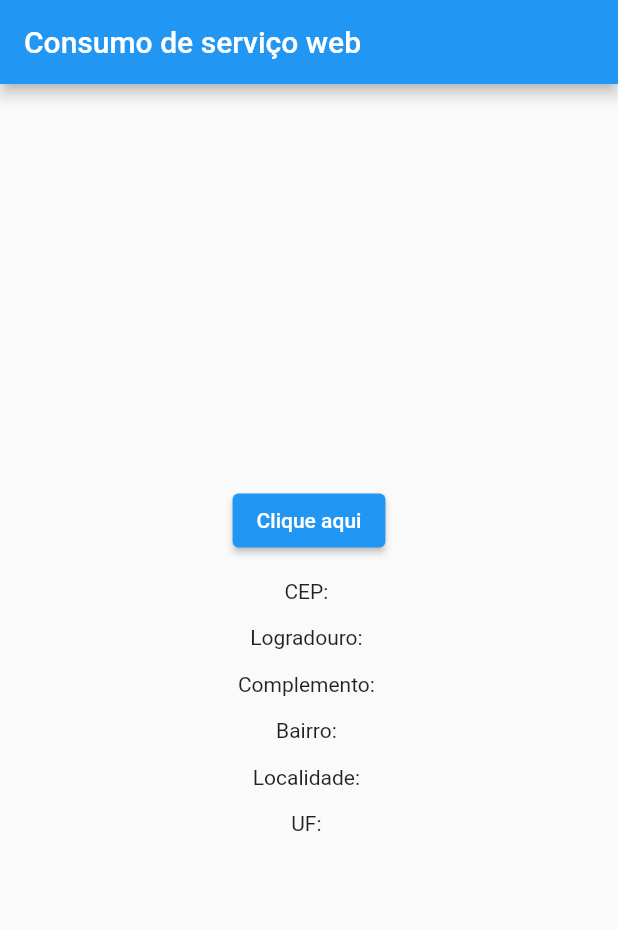
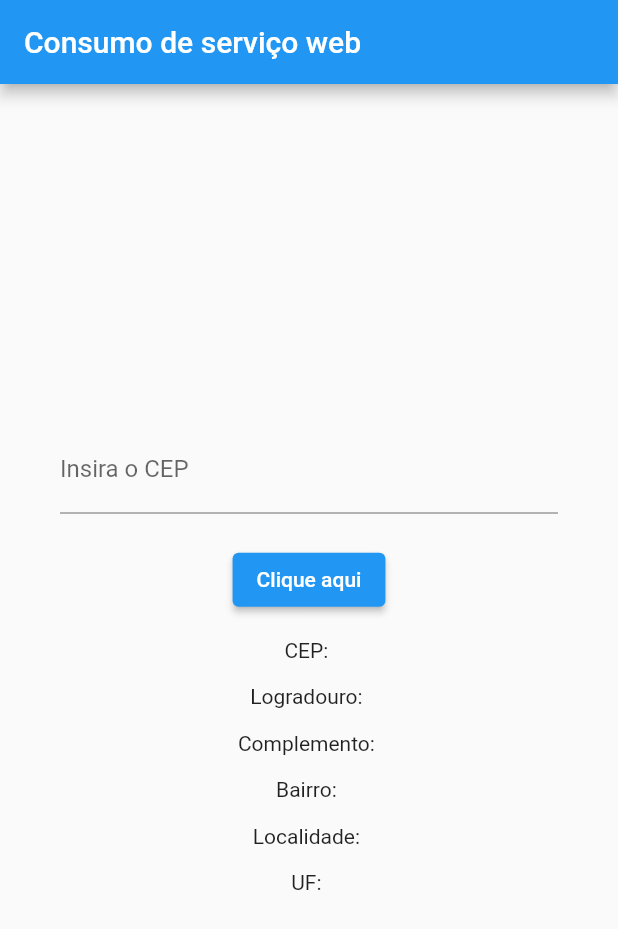
Before and after one commit to DGadonski/webservice, a Flutter app: the screen it shows after launch, after a tap on "Clique aqui", on a phone screen of 412 x 824 dp. Shown: the top 929 px of the screen. Run offline on Flutter 3.47's test engine with Material 2 defaults, Android fonts, the phone set to English and light mode, and no system bars; network calls fail.

Commit message:
Incluído Textfield.

```diff
--- a/lib/Home.dart
+++ b/lib/Home.dart
@@ -1,4 +1,4 @@
-// ignore_for_file: file_names, avoid_print, unused_local_variable
+// ignore_for_file: file_names, avoid_print, unused_local_variable, prefer_const_constructors, prefer_final_fields, no_leading_underscores_for_local_identifiers
 import 'package:flutter/material.dart';
 import 'package:http/http.dart' as http;
 import 'dart:convert';
@@ -23,9 +23,13 @@ class _HomeState extends State<Home> {
   String localidade = '';
   String uf = '';
 
+  TextEditingController _controllercepInserido = TextEditingController();
+
   _recuperarCep() async {
 
-    String url = 'https://viacep.com.br/ws/83602600/json/';
+    var _cepInserido = _controllercepInserido.text;
+
+    String url = 'https://viacep.com.br/ws/$_cepInserido/json/';
 
     print(url.toString());
 
@@ -69,9 +73,18 @@ class _HomeState extends State<Home> {
           mainAxisAlignment: MainAxisAlignment.center,
           crossAxisAlignment: CrossAxisAlignment.center,
           children: [
-            ElevatedButton(
-              onPressed: _recuperarCep,
-              child: const Text('Clique aqui')),
+            TextField(
+              decoration: InputDecoration(
+                labelText: 'Insira o CEP'
+              ),
+              controller: _controllercepInserido ,
+            ),
+            Padding(
+              padding: const EdgeInsets.only(top:20),
+              child: ElevatedButton(
+                onPressed: _recuperarCep,
+                child: const Text('Clique aqui')),
+            ),
             Padding(
               padding: const EdgeInsets.only(top: 15.0),
               child: Text('CEP: $cep'),
@@ -90,7 +103,7 @@ class _HomeState extends State<Home> {
             ),
             Padding(
               padding: const EdgeInsets.only(top: 15.0),
-              child: Text('Localidade: $localidade'),            ),
+              child: Text('Localidade: $localidade')),
             Padding(
               padding: const EdgeInsets.only(top: 15.0),
               child: Text('UF: $uf'),
```
